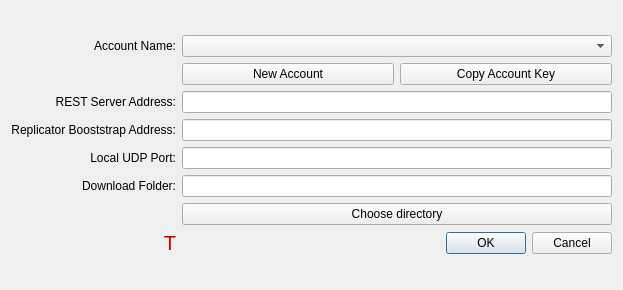
The window that UserApp/SettingsDialog.ui (proximax-storage/cpp-xpx-storage-user-app) describes before a commit, drawn with Qt 5.
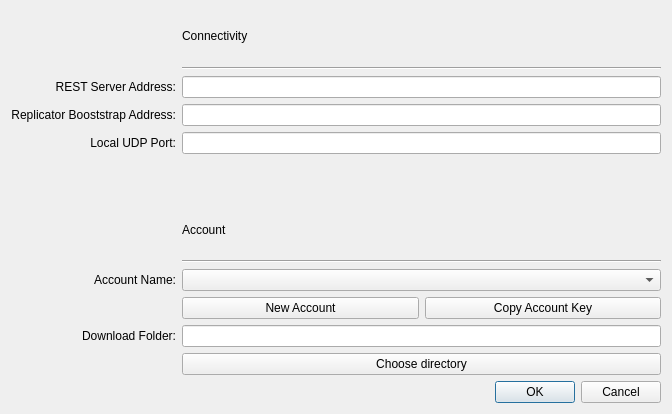
The same window after the commit.

Commit message: Improved settings dialog

```diff
--- a/UserApp/SettingsDialog.ui
+++ b/UserApp/SettingsDialog.ui
@@ -6,8 +6,8 @@
    <rect>
     <x>0</x>
     <y>0</y>
-    <width>623</width>
-    <height>290</height>
+    <width>672</width>
+    <height>414</height>
    </rect>
   </property>
   <property name="windowTitle">
@@ -16,24 +16,34 @@
   <layout class="QVBoxLayout" name="verticalLayout">
    <item>
     <layout class="QGridLayout" name="gridLayout">
-     <item row="3" column="1">
-      <widget class="QLineEdit" name="m_replicatorBootAddrField">
+     <item row="9" column="0">
+      <widget class="QLabel" name="label_4">
        <property name="text">
-        <string/>
+        <string>Account Name:</string>
        </property>
+       <property name="alignment">
+        <set>Qt::AlignRight|Qt::AlignTrailing|Qt::AlignVCenter</set>
+       </property>
       </widget>
      </item>
-     <item row="5" column="1">
-      <widget class="QLineEdit" name="m_dnFolderField">
+     <item row="1" column="1">
+      <widget class="QLabel" name="label_7">
+       <property name="styleSheet">
+        <string notr="true">font: 75 12pt &quot;Noto Sans&quot;;</string>
+       </property>
        <property name="text">
-        <string/>
+        <string>Connectivity</string>
        </property>
       </widget>
      </item>
-     <item row="2" column="1">
-      <widget class="QLineEdit" name="m_restBootAddrField"/>
+     <item row="8" column="1">
+      <widget class="Line" name="line">
+       <property name="orientation">
+        <enum>Qt::Horizontal</enum>
+       </property>
+      </widget>
      </item>
-     <item row="5" column="0">
+     <item row="11" column="0">
       <widget class="QLabel" name="label_5">
        <property name="text">
         <string>Download Folder:</string>
@@ -43,7 +53,34 @@
        </property>
       </widget>
      </item>
-     <item row="7" column="1">
+     <item row="4" column="0">
+      <widget class="QLabel" name="label_2">
+       <property name="text">
+        <string>Replicator Booststrap Address:</string>
+       </property>
+       <property name="alignment">
+        <set>Qt::AlignRight|Qt::AlignTrailing|Qt::AlignVCenter</set>
+       </property>
+      </widget>
+     </item>
+     <item row="11" column="1">
+      <widget class="QLineEdit" name="m_dnFolderField">
+       <property name="text">
+        <string/>
+       </property>
+      </widget>
+     </item>
+     <item row="9" column="1">
+      <widget class="QComboBox" name="m_accountCbox"/>
+     </item>
+     <item row="4" column="1">
+      <widget class="QLineEdit" name="m_replicatorBootAddrField">
+       <property name="text">
+        <string/>
+       </property>
+      </widget>
+     </item>
+     <item row="13" column="1">
       <widget class="QDialogButtonBox" name="buttonBox">
        <property name="orientation">
         <enum>Qt::Horizontal</enum>
@@ -53,27 +90,23 @@
        </property>
       </widget>
      </item>
-     <item row="0" column="0">
-      <widget class="QLabel" name="label_4">
-       <property name="text">
-        <string>Account Name:</string>
+     <item row="6" column="1">
+      <spacer name="verticalSpacer">
+       <property name="orientation">
+        <enum>Qt::Vertical</enum>
        </property>
-       <property name="alignment">
-        <set>Qt::AlignRight|Qt::AlignTrailing|Qt::AlignVCenter</set>
+       <property name="sizeType">
+        <enum>QSizePolicy::Fixed</enum>
        </property>
-      </widget>
-     </item>
-     <item row="2" column="0">
-      <widget class="QLabel" name="label">
-       <property name="text">
-        <string>REST Server Address:</string>
+       <property name="sizeHint" stdset="0">
+        <size>
+         <width>20</width>
+         <height>45</height>
+        </size>
        </property>
-       <property name="alignment">
-        <set>Qt::AlignRight|Qt::AlignTrailing|Qt::AlignVCenter</set>
-       </property>
-      </widget>
+      </spacer>
      </item>
-     <item row="1" column="1">
+     <item row="10" column="1">
       <layout class="QHBoxLayout" name="horizontalLayout_2">
        <item>
         <widget class="QPushButton" name="m_newAccountBtn">
@@ -91,27 +124,24 @@
        </item>
       </layout>
      </item>
-     <item row="6" column="1">
+     <item row="7" column="1">
+      <widget class="QLabel" name="label_6">
+       <property name="styleSheet">
+        <string notr="true">font: 75 12pt &quot;Noto Sans&quot;;</string>
+       </property>
+       <property name="text">
+        <string>Account</string>
+       </property>
+      </widget>
+     </item>
+     <item row="12" column="1">
       <widget class="QPushButton" name="m_dnFolderBtn">
        <property name="text">
         <string>Choose directory</string>
        </property>
       </widget>
      </item>
-     <item row="0" column="1">
-      <widget class="QComboBox" name="m_accountCbox"/>
-     </item>
-     <item row="4" column="0">
-      <widget class="QLabel" name="label_3">
-       <property name="text">
-        <string>Local UDP Port:</string>
-       </property>
-       <property name="alignment">
-        <set>Qt::AlignRight|Qt::AlignTrailing|Qt::AlignVCenter</set>
-       </property>
-      </widget>
-     </item>
-     <item row="4" column="1">
+     <item row="5" column="1">
       <widget class="QLineEdit" name="m_portField">
        <property name="text">
         <string/>
@@ -119,33 +149,35 @@
       </widget>
      </item>
      <item row="3" column="0">
-      <widget class="QLabel" name="label_2">
+      <widget class="QLabel" name="label">
        <property name="text">
-        <string>Replicator Booststrap Address:</string>
+        <string>REST Server Address:</string>
        </property>
        <property name="alignment">
         <set>Qt::AlignRight|Qt::AlignTrailing|Qt::AlignVCenter</set>
        </property>
       </widget>
      </item>
-     <item row="7" column="0">
-      <widget class="QLabel" name="m_errorText">
-       <property name="font">
-        <font>
-         <pointsize>15</pointsize>
-        </font>
-       </property>
-       <property name="styleSheet">
-        <string notr="true">color : #cc0000</string>
-       </property>
+     <item row="3" column="1">
+      <widget class="QLineEdit" name="m_restBootAddrField"/>
+     </item>
+     <item row="5" column="0">
+      <widget class="QLabel" name="label_3">
        <property name="text">
-        <string>T</string>
+        <string>Local UDP Port:</string>
        </property>
        <property name="alignment">
         <set>Qt::AlignRight|Qt::AlignTrailing|Qt::AlignVCenter</set>
        </property>
       </widget>
      </item>
+     <item row="2" column="1">
+      <widget class="Line" name="line_2">
+       <property name="orientation">
+        <enum>Qt::Horizontal</enum>
+       </property>
+      </widget>
+     </item>
     </layout>
    </item>
   </layout>
```
The commit also changes 1 other file.
